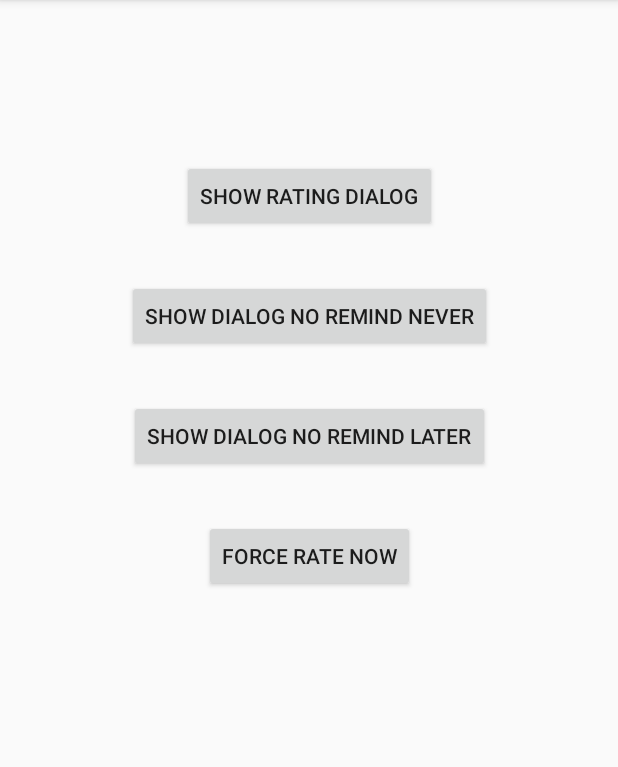
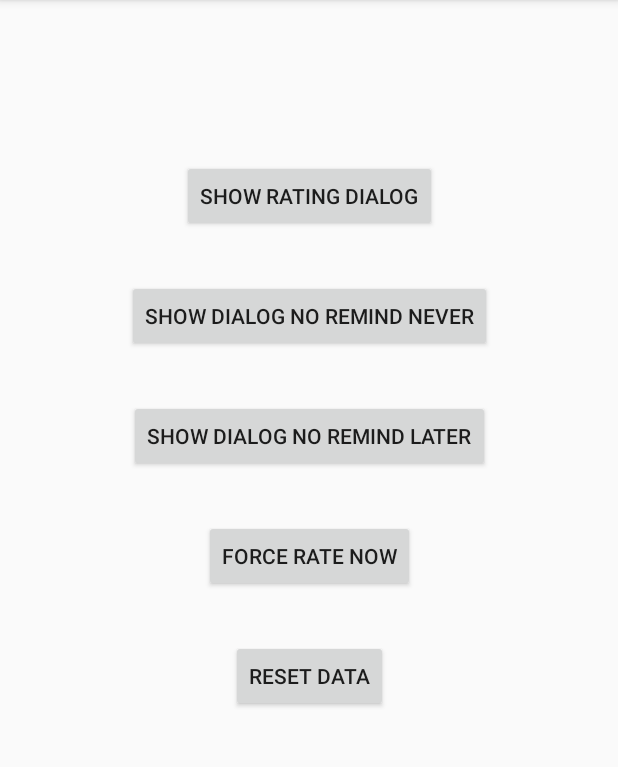
Before and after one commit to chrjsorg/RatingDialok, an Android app: the screen it shows after launch (MainActivity), after a tap on "FORCE RATE NOW", on a phone screen of 412 x 824 dp, the part 84-851 px from its top. Run offline under Robolectric (Android 15) with nearby library versions, the phone set to English and light mode, and no system bars.

Commit message:
Add reset() function

```diff
--- a/app/src/main/java/org/chrjs/ratingdialoksample/MainActivity.kt
+++ b/app/src/main/java/org/chrjs/ratingdialoksample/MainActivity.kt
@@ -7,12 +7,17 @@ import kotlinx.android.synthetic.main.activity_main.*
 import org.chrjs.ratingdialok.RatingDialok
 import java.util.*
 
+@Suppress("RedundantVisibilityModifier")
 class MainActivity : AppCompatActivity() {
 
     private lateinit var ratingDialog: RatingDialok
 
-    private var rIdRemindNever: Int? = null
-    private var rIdRemindLater: Int? = null
+    private var rIdRemindNever: Int? = R.string.remindNever
+    private var rIdRemindLater: Int? = R.string.remindLater
+
+    public var remindLaterClicked: Boolean = false
+    public var remindNeverClicked: Boolean = false
+    public var rateNowClicked: Boolean = false
 
     override fun onCreate(savedInstanceState: Bundle?) {
         super.onCreate(savedInstanceState)
@@ -35,6 +40,9 @@ class MainActivity : AppCompatActivity() {
             rIdRemindLater = null
             setupRatingDialog()
             ratingDialog.showDialogNoMatterWhat()
+        }
+        buttonReset.setOnClickListener {
+            ratingDialog.reset()
         }
         buttonRateNow.setOnClickListener { ratingDialog.rateNow() }
         ratingDialog.onStart()
@@ -68,14 +76,17 @@ class MainActivity : AppCompatActivity() {
 
     private var customActionCallback: RatingDialok.ActionCallback = object : RatingDialok.ActionCallback {
         override fun remindLaterClicked() {
+            remindLaterClicked = true
             Toast.makeText(this@MainActivity, "Remind later clicked", Toast.LENGTH_SHORT).show()
         }
 
         override fun rateNowClicked() {
+            rateNowClicked = true
             Toast.makeText(this@MainActivity, "Rate Now Clicked", Toast.LENGTH_SHORT).show()
         }
 
         override fun remindNeverAgainClicked() {
+            remindNeverClicked = true
             Toast.makeText(this@MainActivity, "Remind Never Again clicked", Toast.LENGTH_SHORT).show()
         }
 
--- a/app/src/main/res/layout/activity_main.xml
+++ b/app/src/main/res/layout/activity_main.xml
@@ -59,4 +59,16 @@
         app:layout_constraintEnd_toEndOf="parent"
         app:layout_constraintStart_toStartOf="parent"
         app:layout_constraintTop_toBottomOf="@+id/buttonNoRemindNever" />
+
+    <Button
+        android:id="@+id/buttonReset"
+        android:layout_width="wrap_content"
+        android:layout_height="wrap_content"
+        android:layout_marginEnd="8dp"
+        android:layout_marginStart="8dp"
+        android:layout_marginTop="32dp"
+        android:text="Reset Data"
+        app:layout_constraintEnd_toEndOf="parent"
+        app:layout_constraintStart_toStartOf="parent"
+        app:layout_constraintTop_toBottomOf="@+id/buttonRateNow" />
 </android.support.constraint.ConstraintLayout>
```
Also changed, not shown: ratingdialok/src/main/java/org/chrjs/ratingdialok/RatingDialok.kt (+17 -0 lines), 1 other file.
